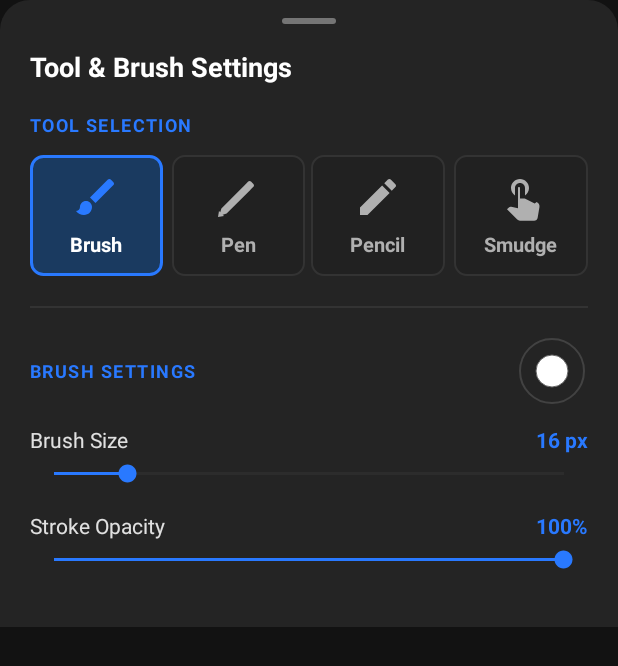
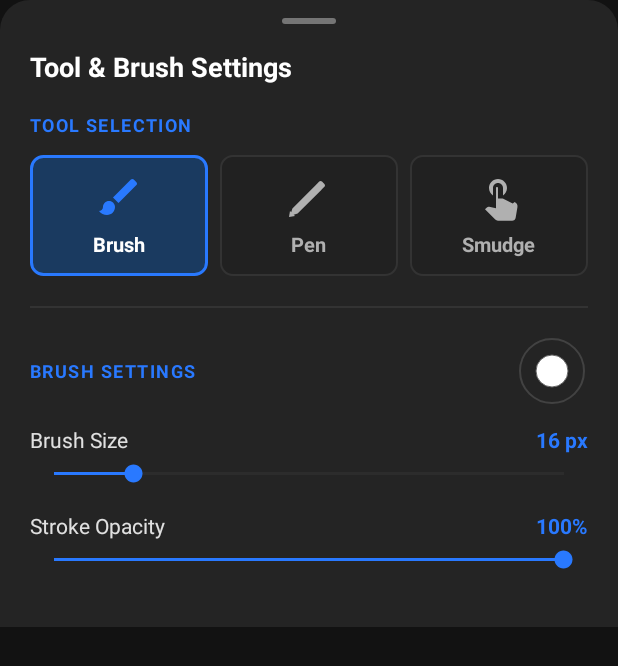
Before and after one commit to wolfgangmeyers/smartdraw-android, an Android app: the layout modal_tool_settings.xml on its own in the app's theme, with its tools: preview values and no code run, on a phone screen of 412 x 824 dp. Shown: the top 666 px of the screen. Run offline under Robolectric (Android 15) with nearby library versions, the phone set to English and light mode, and no system bars.

Commit message:
Specialize tools to Paintbrush, Pen, and Smudge, support 0.5px brush size, and fix color button tinting

```diff
--- a/app/src/main/java/com/smartdraw/core/BezierCurve.kt
+++ b/app/src/main/java/com/smartdraw/core/BezierCurve.kt
@@ -66,7 +66,7 @@ sealed class BezierCurve {
 
     fun sampleUniform(stepDistance: Float): List<Point2D> {
         val length = totalLength
-        val step = max(0.5f, stepDistance)
+        val step = max(0.25f, stepDistance)
         if (length <= 0.001f) {
             return listOf(start)
         }
--- a/app/src/main/java/com/smartdraw/input/TouchInputHandler.kt
+++ b/app/src/main/java/com/smartdraw/input/TouchInputHandler.kt
@@ -43,7 +43,6 @@ class TouchInputHandler(
             return when (toolMode) {
                 SmartDrawView.ToolMode.PAINTBRUSH -> Pair(baseRadius * p, baseOpacity)
                 SmartDrawView.ToolMode.PEN -> Pair(baseRadius, baseOpacity)
-                SmartDrawView.ToolMode.PENCIL -> Pair(baseRadius, baseOpacity * p)
                 SmartDrawView.ToolMode.SMUDGE -> Pair(baseRadius * p, baseOpacity * p)
             }
         }
--- a/app/src/main/java/com/smartdraw/project/ProjectManager.kt
+++ b/app/src/main/java/com/smartdraw/project/ProjectManager.kt
@@ -330,7 +330,7 @@ class ProjectManager(private val context: Context) {
             isReferenceVisible = json.optBoolean("isReferenceVisible", true),
             useReferenceColors = json.optBoolean("useReferenceColors", true),
             isRatchetEnabled = json.optBoolean("isRatchetEnabled", false),
-            activeTool = json.optString("activeTool", "PENCIL"),
+            activeTool = json.optString("activeTool", "PAINTBRUSH"),
             brushSize = json.optDouble("brushSize", 20.0).toFloat(),
             brushOpacity = json.optDouble("brushOpacity", 1.0).toFloat(),
             manualBrushColor = json.optInt("manualBrushColor", Color.BLACK),
--- a/app/src/main/java/com/smartdraw/ui/BrushPreviewView.kt
+++ b/app/src/main/java/com/smartdraw/ui/BrushPreviewView.kt
@@ -59,13 +59,15 @@ class BrushPreviewView @JvmOverloads constructor(
         // Draw dotted/subtle boundary ring for the container max boundary
         canvas.drawCircle(cx, cy, maxRadius, strokePaint)
 
-        // Draw the preview dot scaled up to maxRadius
-        val drawRadius = minOf(brushRadius, maxRadius).coerceAtLeast(1.5f)
+        // Draw the preview dot scaled up to maxRadius, supporting sub-pixel radii down to 0.5px
+        val drawRadius = minOf(brushRadius, maxRadius).coerceAtLeast(0.5f)
         val alpha = (brushOpacity.coerceIn(0.01f, 1.0f) * 255).toInt()
         fillPaint.color = (0xFF shl 24) or (previewColor and 0x00FFFFFF)
         fillPaint.alpha = alpha
 
         canvas.drawCircle(cx, cy, drawRadius, fillPaint)
-        canvas.drawCircle(cx, cy, drawRadius, outlinePaint)
+        if (drawRadius >= 2.0f) {
+            canvas.drawCircle(cx, cy, drawRadius, outlinePaint)
+        }
     }
 }
--- a/app/src/main/res/drawable/ic_pencil.xml
+++ /dev/null
@@ -1,9 +0,0 @@
-<vector xmlns:android="http://schemas.android.com/apk/res/android"
-    android:width="24dp"
-    android:height="24dp"
-    android:viewportWidth="24"
-    android:viewportHeight="24">
-    <path
-        android:fillColor="#FFFFFFFF"
-        android:pathData="M3,17.25V21h3.75L17.81,9.94l-3.75,-3.75L3,17.25zM20.71,7.04c0.39,-0.39 0.39,-1.02 0,-1.41l-2.34,-2.34c-0.39,-0.39 -1.02,-0.39 -1.41,0l-1.83,1.83 3.75,3.75 1.83,-1.83z"/>
-</vector>
--- a/app/src/main/res/layout/activity_main.xml
+++ b/app/src/main/res/layout/activity_main.xml
@@ -19,7 +19,7 @@
         android:paddingStart="8dp"
         android:paddingEnd="8dp">
 
-        <!-- a) Active Tool (Pencil / Smudge) with Quick Settings Popup Trigger -->
+        <!-- a) Active Tool with Quick Settings Popup Trigger -->
         <ImageButton
             android:id="@+id/btnActiveTool"
             android:layout_width="44dp"
@@ -27,7 +27,7 @@
             android:layout_marginStart="4dp"
             android:layout_marginEnd="4dp"
             android:background="@drawable/bg_tool_button_active"
-            android:src="@drawable/ic_pencil"
+            android:src="@drawable/ic_brush"
             android:tint="#FFFFFF"
             android:contentDescription="Active Tool &amp; Settings"
             android:scaleType="centerInside" />
@@ -41,7 +41,6 @@
             android:layout_marginEnd="4dp"
             android:background="@drawable/bg_tool_button_active"
             android:src="@drawable/ic_auto_color"
-            android:tint="#FFFFFF"
             android:contentDescription="Color Settings"
             android:scaleType="centerInside" />
 
--- a/app/src/main/res/layout/modal_tool_settings.xml
+++ b/app/src/main/res/layout/modal_tool_settings.xml
@@ -91,8 +91,8 @@
                 android:layout_width="0dp"
                 android:layout_height="wrap_content"
                 android:layout_weight="1"
-                android:layout_marginStart="2dp"
-                android:layout_marginEnd="2dp"
+                android:layout_marginStart="4dp"
+                android:layout_marginEnd="4dp"
                 android:orientation="vertical"
                 android:gravity="center"
                 android:paddingTop="12dp"
@@ -115,42 +115,6 @@
                     android:layout_height="wrap_content"
                     android:layout_marginTop="6dp"
                     android:text="Pen"
-                    android:textColor="#B0B0B0"
-                    android:textSize="13sp"
-                    android:textStyle="bold" />
-
-            </LinearLayout>
-
-            <!-- Pencil Card Button -->
-            <LinearLayout
-                android:id="@+id/cardToolPencil"
-                android:layout_width="0dp"
-                android:layout_height="wrap_content"
-                android:layout_weight="1"
-                android:layout_marginStart="2dp"
-                android:layout_marginEnd="2dp"
-                android:orientation="vertical"
-                android:gravity="center"
-                android:paddingTop="12dp"
-                android:paddingBottom="12dp"
-                android:background="@drawable/bg_tool_card_inactive"
-                android:clickable="true"
-                android:focusable="true">
-
-                <ImageView
-                    android:id="@+id/iconPencil"
-                    android:layout_width="32dp"
-                    android:layout_height="32dp"
-                    android:src="@drawable/ic_pencil"
-                    android:tint="#B0B0B0"
-                    android:contentDescription="Pencil" />
-
-                <TextView
-                    android:id="@+id/textPencil"
-                    android:layout_width="wrap_content"
-                    android:layout_height="wrap_content"
-                    android:layout_marginTop="6dp"
-                    android:text="Pencil"
                     android:textColor="#B0B0B0"
                     android:textSize="13sp"
                     android:textStyle="bold" />
@@ -255,13 +219,13 @@
 
         </LinearLayout>
 
-        <!-- Brush Size Slider: 2 to 100 px -->
+        <!-- Brush Size Slider: 0.5 to 100 px -->
         <SeekBar
             android:id="@+id/sliderBrushSize"
             android:layout_width="match_parent"
             android:layout_height="wrap_content"
-            android:max="98"
-            android:progress="14"
+            android:max="199"
+            android:progress="31"
             android:thumbTint="#2979FF"
             android:progressTint="#2979FF"
             android:progressBackgroundTint="#424242"
```
Also changed, not shown: app/src/main/java/com/smartdraw/MainActivity.kt (+36 -25 lines), app/src/main/java/com/smartdraw/SmartDrawView.kt (+10 -7 lines), app/src/main/java/com/smartdraw/ToolSettingsBottomSheet.kt (+26 -30 lines), app/src/main/java/com/smartdraw/core/RatchetEvaluator.kt (+3 -7 lines), app/src/main/java/com/smartdraw/gles/CircleBrushShader.kt (+8 -7 lines), app/src/main/java/com/smartdraw/gles/SmartDrawRenderer.kt (+6 -17 lines), app/src/main/java/com/smartdraw/gles/SmudgeShader.kt (+8 -6 lines), 6 other files.
